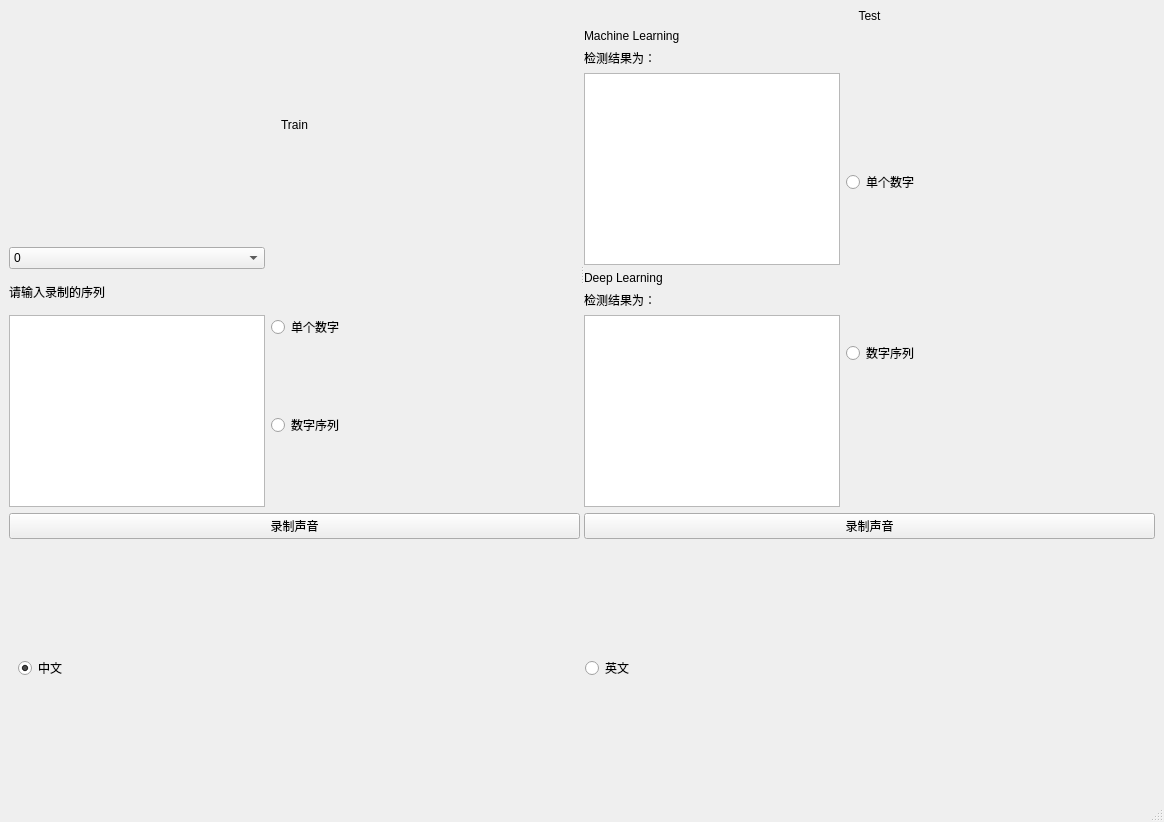
Above: GUI/frontend.ui from whudc/speech_signal_processing before the change. Below: the same form after it.
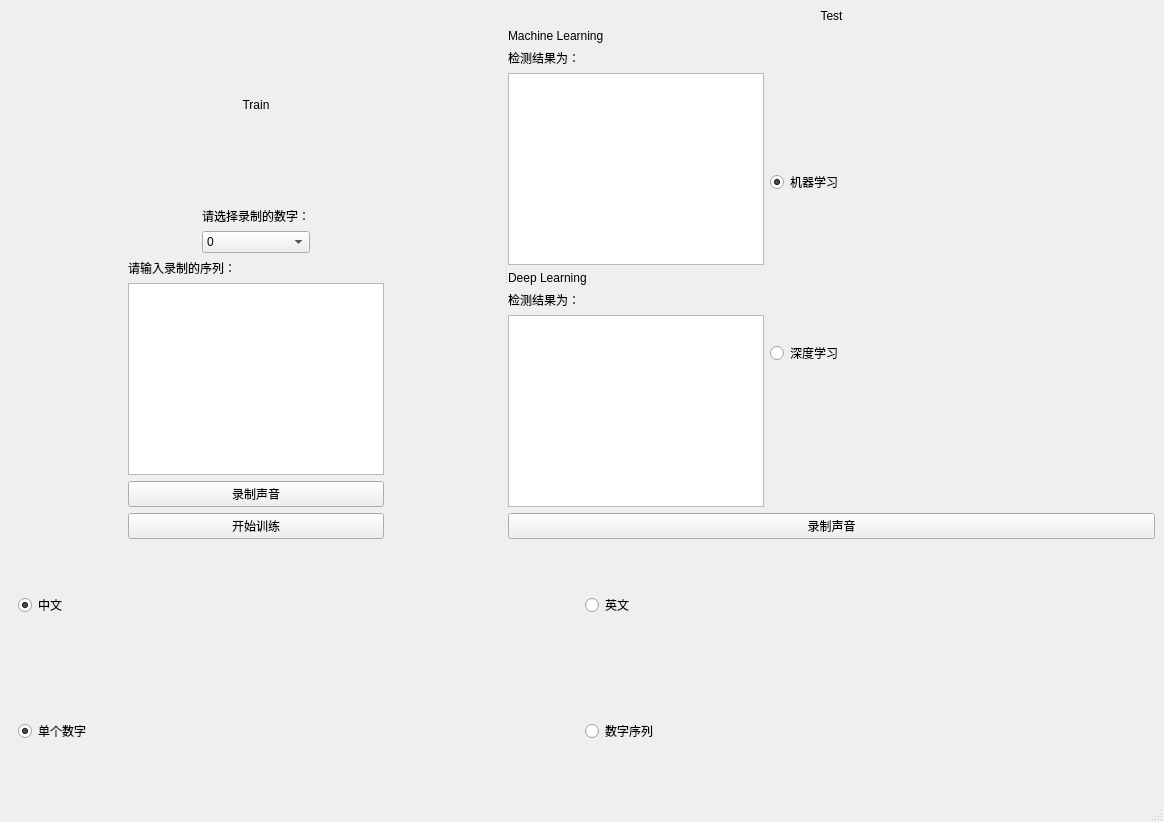
That is the form after the change.

Commit message: modify GUI and add machine learning

What changed in the file:
```diff
--- a/GUI/frontend.ui
+++ b/GUI/frontend.ui
@@ -15,6 +15,32 @@
   </property>
   <widget class="QWidget" name="centralwidget">
    <layout class="QGridLayout" name="gridLayout">
+    <item row="1" column="0">
+     <widget class="QWidget" name="widget" native="true">
+      <layout class="QHBoxLayout" name="horizontalLayout">
+       <item>
+        <widget class="QRadioButton" name="zh_radioButton">
+         <property name="text">
+          <string>中文</string>
+         </property>
+         <property name="checked">
+          <bool>true</bool>
+         </property>
+        </widget>
+       </item>
+       <item>
+        <widget class="QRadioButton" name="en_radioButton">
+         <property name="layoutDirection">
+          <enum>Qt::LeftToRight</enum>
+         </property>
+         <property name="text">
+          <string>英文</string>
+         </property>
+        </widget>
+       </item>
+      </layout>
+     </widget>
+    </item>
     <item row="0" column="0">
      <widget class="QSplitter" name="splitter">
       <property name="orientation">
@@ -22,7 +48,7 @@
       </property>
       <widget class="QWidget" name="widget" native="true">
        <layout class="QGridLayout" name="gridLayout_7">
-        <item row="0" column="0" colspan="2">
+        <item row="0" column="0">
          <layout class="QGridLayout" name="gridLayout_2">
           <item row="0" column="0">
            <widget class="QLabel" name="label">
@@ -42,22 +68,19 @@
           </item>
          </layout>
         </item>
-        <item row="2" column="0">
-         <layout class="QGridLayout" name="gridLayout_4">
-          <item row="1" column="0">
-           <widget class="QTextEdit" name="digital_sequence_textEdit">
-            <property name="sizePolicy">
-             <sizepolicy hsizetype="Fixed" vsizetype="Fixed">
-              <horstretch>0</horstretch>
-              <verstretch>0</verstretch>
-             </sizepolicy>
+        <item row="3" column="0">
+         <layout class="QGridLayout" name="gridLayout_6">
+          <item row="0" column="0">
+           <widget class="QPushButton" name="start_record_train_pushButton">
+            <property name="text">
+             <string>录制声音</string>
             </property>
            </widget>
           </item>
-          <item row="0" column="0">
-           <widget class="QLabel" name="label_2">
+          <item row="1" column="0">
+           <widget class="QPushButton" name="start_train_pushButton">
             <property name="text">
-             <string>请输入录制的序列</string>
+             <string>开始训练</string>
             </property>
            </widget>
           </item>
@@ -65,7 +88,7 @@
         </item>
         <item row="1" column="0">
          <layout class="QGridLayout" name="gridLayout_3">
-          <item row="0" column="0">
+          <item row="1" column="0">
            <widget class="QComboBox" name="digital_select_comboBox">
             <item>
              <property name="text">
@@ -119,32 +142,46 @@
             </item>
            </widget>
           </item>
-         </layout>
-        </item>
-        <item row="3" column="0" colspan="2">
-         <layout class="QGridLayout" name="gridLayout_6">
           <item row="0" column="0">
-           <widget class="QPushButton" name="start_record_train_pushButton">
+           <widget class="QLabel" name="label_8">
+            <property name="sizePolicy">
+             <sizepolicy hsizetype="Fixed" vsizetype="Fixed">
+              <horstretch>0</horstretch>
+              <verstretch>0</verstretch>
+             </sizepolicy>
+            </property>
             <property name="text">
-             <string>录制声音</string>
+             <string>请选择录制的数字：</string>
+            </property>
+            <property name="alignment">
+             <set>Qt::AlignCenter</set>
             </property>
            </widget>
           </item>
          </layout>
         </item>
-        <item row="1" column="1" rowspan="2">
-         <layout class="QGridLayout" name="gridLayout_5">
+        <item row="2" column="0">
+         <layout class="QGridLayout" name="gridLayout_4">
           <item row="1" column="0">
-           <widget class="QRadioButton" name="train_digital_sequence_radioButton">
-            <property name="text">
-             <string>数字序列</string>
+           <widget class="QTextEdit" name="digital_sequence_textEdit">
+            <property name="sizePolicy">
+             <sizepolicy hsizetype="Fixed" vsizetype="Fixed">
+              <horstretch>0</horstretch>
+              <verstretch>0</verstretch>
+             </sizepolicy>
             </property>
            </widget>
           </item>
           <item row="0" column="0">
-           <widget class="QRadioButton" name="train_single_digital_radioButton">
+           <widget class="QLabel" name="label_2">
+            <property name="contextMenuPolicy">
+             <enum>Qt::DefaultContextMenu</enum>
+            </property>
+            <property name="layoutDirection">
+             <enum>Qt::RightToLeft</enum>
+            </property>
             <property name="text">
-             <string>单个数字</string>
+             <string>请输入录制的序列：</string>
             </property>
            </widget>
           </item>
@@ -154,19 +191,15 @@
       </widget>
       <widget class="QWidget" name="widget_2" native="true">
        <layout class="QGridLayout" name="gridLayout_13">
-        <item row="1" column="1" rowspan="2">
-         <layout class="QGridLayout" name="gridLayout_11">
+        <item row="0" column="0" colspan="2">
+         <layout class="QGridLayout" name="gridLayout_8">
           <item row="0" column="0">
-           <widget class="QRadioButton" name="test_single_digital_radioButton">
+           <widget class="QLabel" name="label_3">
             <property name="text">
-             <string>单个数字</string>
+             <string>Test</string>
             </property>
-           </widget>
-          </item>
-          <item row="1" column="0">
-           <widget class="QRadioButton" name="test_digital_sequence_radioButton">
-            <property name="text">
-             <string>数字序列</string>
+            <property name="alignment">
+             <set>Qt::AlignCenter</set>
             </property>
            </widget>
           </item>
@@ -239,15 +272,22 @@
           </item>
          </layout>
         </item>
-        <item row="0" column="0" colspan="2">
-         <layout class="QGridLayout" name="gridLayout_8">
+        <item row="1" column="1" rowspan="2">
+         <layout class="QGridLayout" name="gridLayout_11">
           <item row="0" column="0">
-           <widget class="QLabel" name="label_3">
+           <widget class="QRadioButton" name="ml_radioButton">
             <property name="text">
-             <string>Test</string>
+             <string>机器学习</string>
             </property>
-            <property name="alignment">
-             <set>Qt::AlignCenter</set>
+            <property name="checked">
+             <bool>true</bool>
+            </property>
+           </widget>
+          </item>
+          <item row="1" column="0">
+           <widget class="QRadioButton" name="dl_radioButton">
+            <property name="text">
+             <string>深度学习</string>
             </property>
            </widget>
           </item>
@@ -257,23 +297,23 @@
       </widget>
      </widget>
     </item>
-    <item row="1" column="0">
-     <widget class="QWidget" name="widget" native="true">
-      <layout class="QHBoxLayout" name="horizontalLayout">
-       <item>
-        <widget class="QRadioButton" name="zh_radioButton">
+    <item row="2" column="0">
+     <widget class="QWidget" name="widget_3" native="true">
+      <layout class="QGridLayout" name="gridLayout_14">
+       <item row="0" column="0">
+        <widget class="QRadioButton" name="single_digital_radioButton">
          <property name="text">
-          <string>中文</string>
+          <string>单个数字</string>
          </property>
          <property name="checked">
           <bool>true</bool>
          </property>
         </widget>
        </item>
-       <item>
-        <widget class="QRadioButton" name="en_radioButton">
+       <item row="0" column="1">
+        <widget class="QRadioButton" name="digital_sequence_radioButton">
          <property name="text">
-          <string>英文</string>
+          <string>数字序列</string>
          </property>
         </widget>
        </item>
@@ -288,7 +328,7 @@
      <x>0</x>
      <y>0</y>
      <width>1164</width>
-     <height>22</height>
+     <height>26</height>
     </rect>
    </property>
   </widget>
```
The commit also changes 6 other files.
